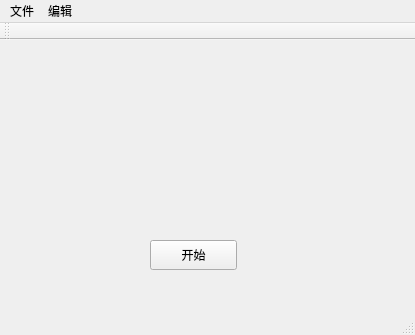
The window that gui/mainwindow.ui (zhnxin/QT-PrizeDraw) describes before a commit, drawn with Qt 5.
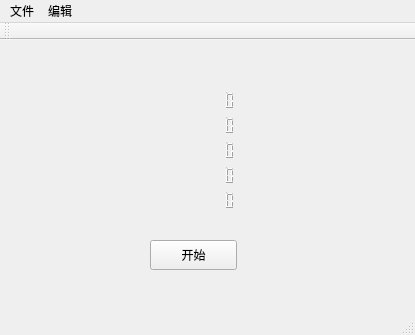
The same window after the commit.

Commit message: 修改lcdnum显示排列

```diff
--- a/gui/mainwindow.ui
+++ b/gui/mainwindow.ui
@@ -2,6 +2,9 @@
 <ui version="4.0">
  <class>MainWindow</class>
  <widget class="QMainWindow" name="MainWindow">
+  <property name="enabled">
+   <bool>true</bool>
+  </property>
   <property name="geometry">
    <rect>
     <x>0</x>
@@ -10,6 +13,15 @@
     <height>335</height>
    </rect>
   </property>
+  <property name="font">
+   <font>
+    <weight>50</weight>
+    <bold>false</bold>
+   </font>
+  </property>
+  <property name="contextMenuPolicy">
+   <enum>Qt::NoContextMenu</enum>
+  </property>
   <property name="windowTitle">
    <string>MainWindow</string>
   </property>
@@ -30,16 +42,185 @@
      <string>开始</string>
     </property>
    </widget>
-   <widget class="QWidget" name="verticalLayoutWidget">
+   <widget class="QWidget" name="">
     <property name="geometry">
      <rect>
-      <x>92</x>
-      <y>70</y>
-      <width>211</width>
-      <height>111</height>
+      <x>130</x>
+      <y>40</y>
+      <width>120</width>
+      <height>141</height>
      </rect>
     </property>
-    <layout class="QVBoxLayout" name="verticalLayout"/>
+    <layout class="QVBoxLayout" name="verticalLayout">
+     <item>
+      <widget class="QLCDNumber" name="lcdNumber_4">
+       <property name="font">
+        <font>
+         <weight>50</weight>
+         <bold>false</bold>
+        </font>
+       </property>
+       <property name="mouseTracking">
+        <bool>false</bool>
+       </property>
+       <property name="focusPolicy">
+        <enum>Qt::TabFocus</enum>
+       </property>
+       <property name="whatsThis">
+        <string/>
+       </property>
+       <property name="frameShape">
+        <enum>QFrame::NoFrame</enum>
+       </property>
+       <property name="frameShadow">
+        <enum>QFrame::Plain</enum>
+       </property>
+       <property name="smallDecimalPoint">
+        <bool>false</bool>
+       </property>
+       <property name="digitCount">
+        <number>11</number>
+       </property>
+       <property name="mode">
+        <enum>QLCDNumber::Dec</enum>
+       </property>
+      </widget>
+     </item>
+     <item>
+      <widget class="QLCDNumber" name="lcdNumber_3">
+       <property name="font">
+        <font>
+         <weight>50</weight>
+         <bold>false</bold>
+        </font>
+       </property>
+       <property name="mouseTracking">
+        <bool>false</bool>
+       </property>
+       <property name="whatsThis">
+        <string/>
+       </property>
+       <property name="frameShape">
+        <enum>QFrame::NoFrame</enum>
+       </property>
+       <property name="frameShadow">
+        <enum>QFrame::Plain</enum>
+       </property>
+       <property name="smallDecimalPoint">
+        <bool>false</bool>
+       </property>
+       <property name="digitCount">
+        <number>11</number>
+       </property>
+       <property name="mode">
+        <enum>QLCDNumber::Dec</enum>
+       </property>
+      </widget>
+     </item>
+     <item>
+      <widget class="QLCDNumber" name="lcdNumber_1">
+       <property name="enabled">
+        <bool>true</bool>
+       </property>
+       <property name="font">
+        <font>
+         <weight>50</weight>
+         <bold>false</bold>
+        </font>
+       </property>
+       <property name="mouseTracking">
+        <bool>false</bool>
+       </property>
+       <property name="whatsThis">
+        <string/>
+       </property>
+       <property name="frameShape">
+        <enum>QFrame::NoFrame</enum>
+       </property>
+       <property name="frameShadow">
+        <enum>QFrame::Plain</enum>
+       </property>
+       <property name="smallDecimalPoint">
+        <bool>false</bool>
+       </property>
+       <property name="digitCount">
+        <number>11</number>
+       </property>
+       <property name="mode">
+        <enum>QLCDNumber::Dec</enum>
+       </property>
+       <property name="value" stdset="0">
+        <double>0.000000000000000</double>
+       </property>
+      </widget>
+     </item>
+     <item>
+      <widget class="QLCDNumber" name="lcdNumber_2">
+       <property name="font">
+        <font>
+         <weight>50</weight>
+         <bold>false</bold>
+        </font>
+       </property>
+       <property name="mouseTracking">
+        <bool>false</bool>
+       </property>
+       <property name="whatsThis">
+        <string/>
+       </property>
+       <property name="frameShape">
+        <enum>QFrame::NoFrame</enum>
+       </property>
+       <property name="frameShadow">
+        <enum>QFrame::Plain</enum>
+       </property>
+       <property name="smallDecimalPoint">
+        <bool>false</bool>
+       </property>
+       <property name="digitCount">
+        <number>11</number>
+       </property>
+       <property name="mode">
+        <enum>QLCDNumber::Dec</enum>
+       </property>
+      </widget>
+     </item>
+     <item>
+      <widget class="QLCDNumber" name="lcdNumber_5">
+       <property name="font">
+        <font>
+         <weight>75</weight>
+         <bold>true</bold>
+         <kerning>false</kerning>
+        </font>
+       </property>
+       <property name="mouseTracking">
+        <bool>false</bool>
+       </property>
+       <property name="whatsThis">
+        <string/>
+       </property>
+       <property name="frameShape">
+        <enum>QFrame::NoFrame</enum>
+       </property>
+       <property name="frameShadow">
+        <enum>QFrame::Plain</enum>
+       </property>
+       <property name="smallDecimalPoint">
+        <bool>false</bool>
+       </property>
+       <property name="digitCount">
+        <number>11</number>
+       </property>
+       <property name="mode">
+        <enum>QLCDNumber::Dec</enum>
+       </property>
+       <property name="segmentStyle">
+        <enum>QLCDNumber::Filled</enum>
+       </property>
+      </widget>
+     </item>
+    </layout>
    </widget>
   </widget>
   <widget class="QMenuBar" name="menuBar">
```
The commit also changes 2 other files.
